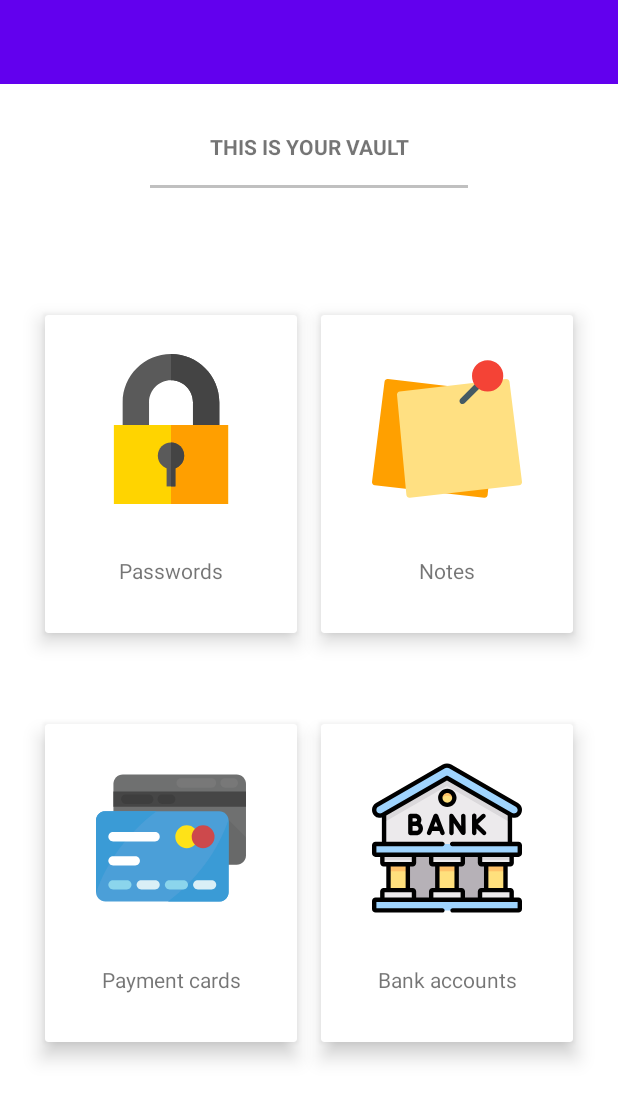
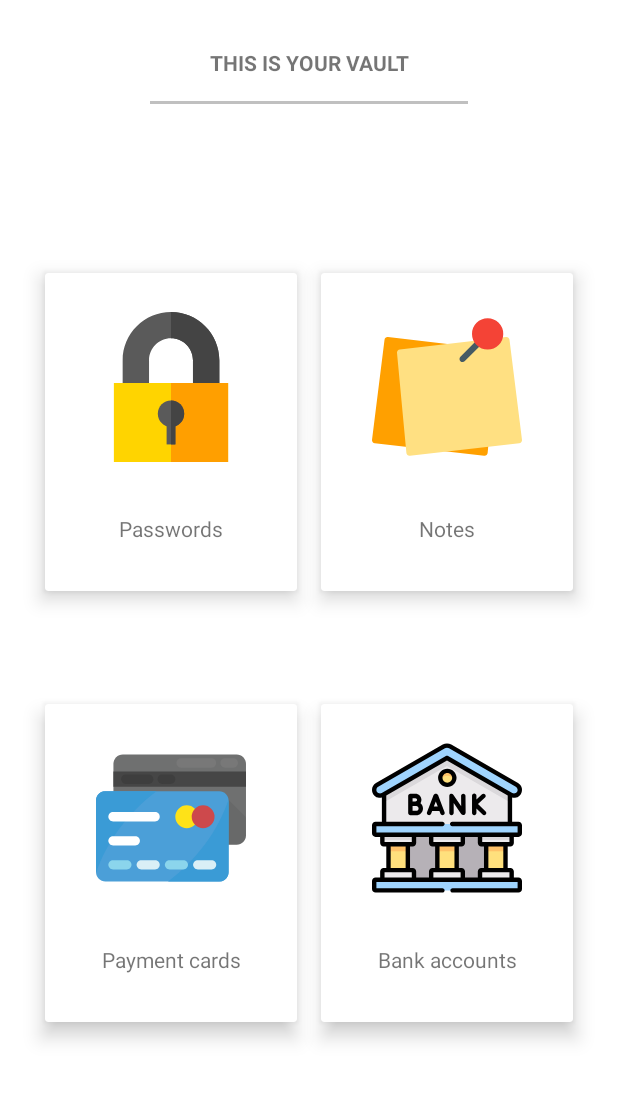
Before and after one commit to gnoguer/PasswordManager-TFG, an Android app: the layout activity_vault.xml on its own in the app's theme, with its tools: preview values and no code run, on a phone screen of 412 x 824 dp. Shown: the top 1101 px of the screen. Run offline under Robolectric (Android 15) with nearby library versions, the phone set to English and light mode, and no system bars; network calls fail.

Commit message:
Toolbar back button fix

```diff
--- a/app/src/main/java/com/example/passwordmanager/activites/VaultActivity.java
+++ b/app/src/main/java/com/example/passwordmanager/activites/VaultActivity.java
@@ -18,10 +18,6 @@ public class VaultActivity extends AppCompatActivity {
         super.onCreate(savedInstanceState);
         setContentView(R.layout.activity_vault);
         setTitle("Vault");
-
-        Toolbar toolbar = findViewById(R.id.vaultToolbar);
-        setSupportActionBar(toolbar);
-
         CardView passwordsCardView = findViewById(R.id.passwordsCardView);
 
         passwordsCardView.setOnClickListener(new View.OnClickListener() {
--- a/app/src/main/java/com/example/passwordmanager/activites/passwords/AddPasswordActivity.java
+++ b/app/src/main/java/com/example/passwordmanager/activites/passwords/AddPasswordActivity.java
@@ -69,6 +69,8 @@ public class AddPasswordActivity extends AppCompatActivity {
 
         Toolbar toolbar = findViewById(R.id.addToolbar);
         setSupportActionBar(toolbar);
+
+        getSupportActionBar().setDisplayHomeAsUpEnabled(true);
 
         serviceName = findViewById(R.id.editTextServiceName);
         username = findViewById(R.id.editTextUsername);
--- a/app/src/main/java/com/example/passwordmanager/activites/passwords/PasswordsVaultActivity.java
+++ b/app/src/main/java/com/example/passwordmanager/activites/passwords/PasswordsVaultActivity.java
@@ -56,11 +56,9 @@ public class PasswordsVaultActivity extends AppCompatActivity {
         super.onCreate(savedInstanceState);
         setContentView(R.layout.activity_passwords_vault);
         setTitle("Passwords Vault");
+        getSupportActionBar().setDisplayHomeAsUpEnabled(true);
 
         FloatingActionButton fab = findViewById(R.id.passwordsFab);
-        Toolbar toolbar = findViewById(R.id.passVaultToolbar);
-
-        setSupportActionBar(toolbar);
 
         try {
             getItems();
--- a/app/src/main/res/layout/activity_vault.xml
+++ b/app/src/main/res/layout/activity_vault.xml
@@ -11,26 +11,19 @@
         android:layout_width="match_parent"
         android:layout_height="wrap_content">
 
-        <include
-            android:id="@+id/vaultToolbar"
-            layout="@layout/custom_toolbar">
-        </include>
-
         <TextView
             android:id="@+id/textView"
             android:layout_width="wrap_content"
             android:layout_height="wrap_content"
             android:layout_marginStart="100dp"
-            android:layout_marginLeft="100dp"
             android:layout_marginTop="32dp"
             android:layout_marginEnd="100dp"
-            android:layout_marginRight="100dp"
             android:text="THIS IS YOUR VAULT"
             android:textAllCaps="false"
             android:textStyle="bold"
             app:layout_constraintEnd_toEndOf="parent"
             app:layout_constraintStart_toStartOf="parent"
-            app:layout_constraintTop_toBottomOf="@+id/vaultToolbar" />
+            app:layout_constraintTop_toTopOf="parent" />
 
         <View
             android:id="@+id/view2"
--- a/app/src/main/res/values/themes.xml
+++ b/app/src/main/res/values/themes.xml
@@ -1,6 +1,20 @@
 <resources xmlns:tools="http://schemas.android.com/tools">
     <!-- Base application theme. -->
-    <style name="Theme.PasswordManager" parent="Theme.MaterialComponents.DayNight.NoActionBar">
+    <style name="Theme.PasswordManager" parent="Theme.MaterialComponents.DayNight.DarkActionBar">
+        <!-- Primary brand color. -->
+        <item name="colorPrimary">@color/purple_500</item>
+        <item name="colorPrimaryVariant">@color/purple_700</item>
+        <item name="colorOnPrimary">@color/white</item>
+        <!-- Secondary brand color. -->
+        <item name="colorSecondary">@color/teal_200</item>
+        <item name="colorSecondaryVariant">@color/teal_700</item>
+        <item name="colorOnSecondary">@color/black</item>
+        <!-- Status bar color. -->
+        <item name="android:statusBarColor" tools:targetApi="l">?attr/colorPrimaryVariant</item>
+        <!-- Customize your theme here. -->
+    </style>
+
+    <style name="Theme.noActionBar" parent="Theme.MaterialComponents.DayNight.NoActionBar">
         <!-- Primary brand color. -->
         <item name="colorPrimary">@color/purple_500</item>
         <item name="colorPrimaryVariant">@color/purple_700</item>
```
Also changed, not shown: app/src/main/AndroidManifest.xml (+7 -3 lines), app/src/main/res/layout/activity_passwords_vault.xml (+2 -5 lines).
